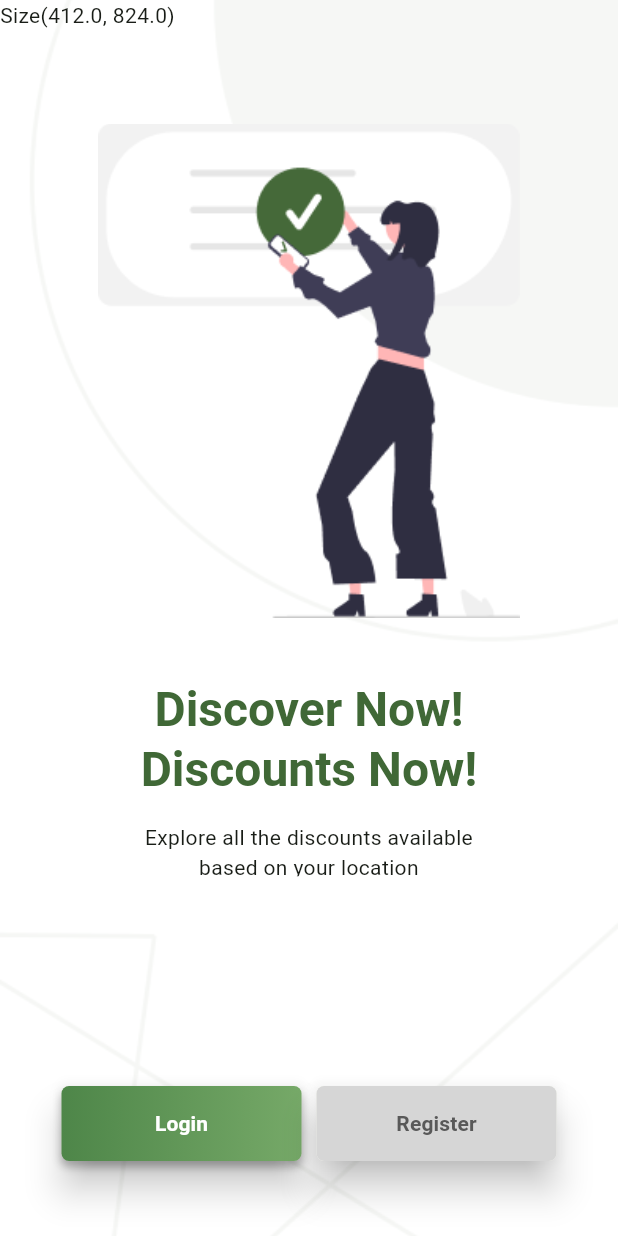
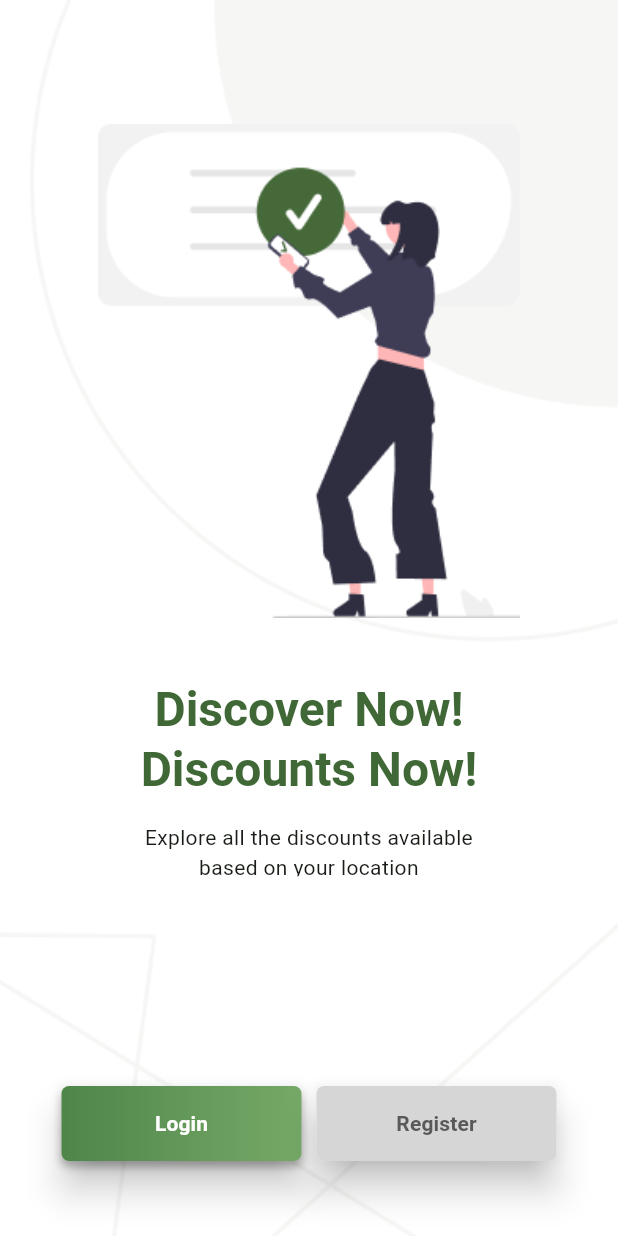
Before and after one commit to Tecsudo/owow_app, a Flutter app: the Welcome screen opened by its route, on a phone screen of 412 x 824 dp. Run offline on Flutter 3.47's test engine with Material 3 defaults, Android fonts, the phone set to English and light mode, and no system bars; our stand-ins replace flutter_rating_bar, go_router, group_radio_button.

Commit message:
Remove unused code

```diff
--- a/lib/src/views/welcome/welcome.dart
+++ b/lib/src/views/welcome/welcome.dart
@@ -121,7 +121,6 @@ class _WelcomeState extends State<Welcome> {
                 ],
               ),
             ),
-            Text(screenSize.toString()),
           ]),
         ),
       ),
```
